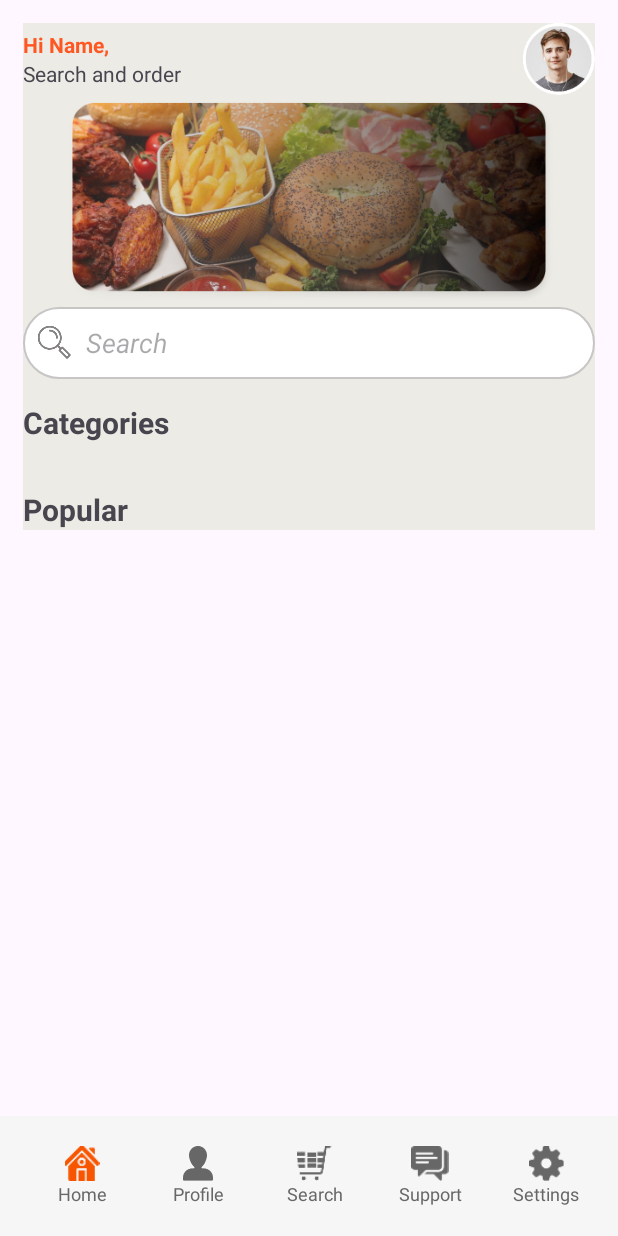
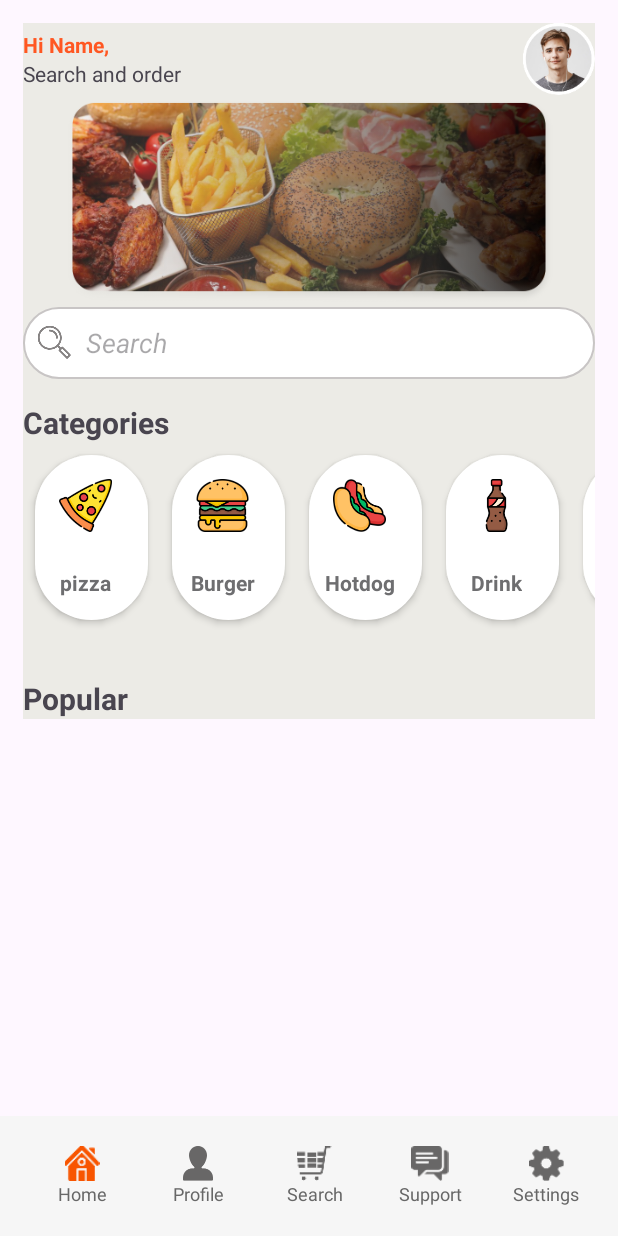
Before and after one commit to hongquan03/GS17_Project-Android, an Android app: the MainActivity screen opened directly, with no data from a screen before it, on a phone screen of 412 x 824 dp. Run offline under Robolectric (Android 15) with nearby library versions, the light colour scheme and no system bars.

Commit message:
giao dien categories

```diff
--- a/app/build.gradle.kts
+++ b/app/build.gradle.kts
@@ -29,7 +29,6 @@ android {
 }
 
 dependencies {
-
     implementation(libs.appcompat)
     implementation(libs.material)
     implementation(libs.activity)
@@ -37,4 +36,9 @@ dependencies {
     testImplementation(libs.junit)
     androidTestImplementation(libs.ext.junit)
     androidTestImplementation(libs.espresso.core)
+
+    implementation("com.google.android.material:material:1.4.0-beta01")
+    implementation("com.github.bumptech.glide:glide:4.8.0")
+    implementation("com.google.code.gson:gson:2.8.7")
+
 }
--- a/app/src/main/java/com/example/gs17/Activity/MainActivity.java
+++ b/app/src/main/java/com/example/gs17/Activity/MainActivity.java
@@ -10,6 +10,7 @@ import androidx.core.view.WindowInsetsCompat;
 import androidx.recyclerview.widget.LinearLayoutManager;
 import androidx.recyclerview.widget.RecyclerView;
 
+import com.example.gs17.Adapter.CategoryAdapter;
 import com.example.gs17.Domain.CategoryDomain;
 import com.example.gs17.R;
 
@@ -30,8 +31,15 @@ private RecyclerView recyclerViewCategotyList, recyclerViewPopularList;
         });
 
     recyclerViewCategoty();
+    recyclerViewPopular();
 
 
+    }
+
+    private void recyclerViewPopular() {
+        LinearLayoutManager linearLayoutManager = new LinearLayoutManager(this, LinearLayoutManager.HORIZONTAL, false);
+        recyclerViewPopularList = findViewById(R.id.view2);
+        recyclerViewPopularList.setLayoutManager(linearLayoutManager);
     }
 
     private void recyclerViewCategoty() {
@@ -41,5 +49,12 @@ private RecyclerView recyclerViewCategotyList, recyclerViewPopularList;
 
         ArrayList<CategoryDomain> categoryList = new ArrayList<>();
         categoryList.add(new CategoryDomain("pizza", "cat_1"));
+        categoryList.add(new CategoryDomain("Burger", "cat_2"));
+        categoryList.add(new CategoryDomain("Hotdog", "cat_3"));
+        categoryList.add(new CategoryDomain("Drink", "cat_4"));
+        categoryList.add(new CategoryDomain("Donut", "cat_5"));
+
+        adapter = new CategoryAdapter(categoryList);
+        recyclerViewCategotyList.setAdapter(adapter);
     }
 }
--- /dev/null
+++ b/app/src/main/java/com/example/gs17/Adapter/CategoryAdapter.java
@@ -0,0 +1,76 @@
+package com.example.gs17.Adapter;
+
+import android.view.LayoutInflater;
+import android.view.View;
+import android.view.ViewGroup;
+import android.widget.ImageView;
+import android.widget.TextView;
+
+import androidx.annotation.NonNull;
+import androidx.constraintlayout.widget.ConstraintLayout;
+import androidx.recyclerview.widget.RecyclerView;
+
+import com.bumptech.glide.Glide;
+import com.example.gs17.Domain.CategoryDomain;
+import com.example.gs17.R;
+
+import java.util.ArrayList;
+
+public class CategoryAdapter extends RecyclerView.Adapter<CategoryAdapter.ViewHolder> {
+    ArrayList<CategoryDomain> categoryDomains;
+
+    public CategoryAdapter(ArrayList<CategoryDomain> categoryDomains) {
+        this.categoryDomains = categoryDomains;
+    }
+
+    @NonNull
+    @Override
+    public ViewHolder onCreateViewHolder(@NonNull ViewGroup parent, int viewType) {
+        View inflate = LayoutInflater.from(parent.getContext()).inflate(R.layout.viewholder_category, parent, false);
+        return new ViewHolder(inflate);
+    }
+
+    @Override
+    public void onBindViewHolder(@NonNull ViewHolder holder, int position) {
+    holder.categoryName.setText(categoryDomains.get(position).getTitle());
+    String picUrl = "";
+    switch (position){
+        case 0:{
+            picUrl="cat_1";
+            break;
+        }
+        case 1:{
+            picUrl="cat_2";
+            break;
+        }
+        case 2:{
+            picUrl="cat_3";
+            break;
+        }
+        case 3:{
+            picUrl="cat_4";
+            break;
+        }
+        case 4:{
+            picUrl="cat_5";
+            break;
+        }
+    }
+    int drawableReourceId = holder.itemView.getContext().getResources().getIdentifier(picUrl, "drawable", holder.itemView.getContext().getPackageName());
+    Glide.with(holder.itemView.getContext()).load(drawableReourceId).into(holder.categoryPic);
+    }
+
+    @Override
+    public int getItemCount() {return categoryDomains.size();}
+    public class ViewHolder extends RecyclerView.ViewHolder {
+        TextView categoryName;
+        ImageView categoryPic;
+        ConstraintLayout mainLayout;
+        public ViewHolder(@NonNull View itemView) {
+            super((itemView));
+            categoryName=itemView.findViewById(R.id.categoryName);
+            categoryPic=itemView.findViewById(R.id.categoryPic);
+            mainLayout=itemView.findViewById(R.id.mainLayout);
+        }
+    }
+}
--- /dev/null
+++ b/app/src/main/res/drawable/background_category.xml
@@ -0,0 +1,9 @@
+<?xml version="1.0" encoding="utf-8"?>
+<selector xmlns:android="http://schemas.android.com/apk/res/android">
+    <item>
+        <shape android:shape="rectangle">
+            <corners android:radius="50dp"/>
+            <solid android:color="#ffffff"></solid>
+        </shape>
+    </item>
+</selector>
--- a/app/src/main/res/layout/activity_main.xml
+++ b/app/src/main/res/layout/activity_main.xml
@@ -99,6 +99,7 @@
                 android:textSize="20dp"/>
 
             <androidx.recyclerview.widget.RecyclerView
+                android:id="@+id/view2"
                 android:layout_width="match_parent"
                 android:layout_height="wrap_content"/>
         </LinearLayout>
--- /dev/null
+++ b/app/src/main/res/layout/viewholder_category.xml
@@ -0,0 +1,36 @@
+<?xml version="1.0" encoding="utf-8"?>
+<androidx.constraintlayout.widget.ConstraintLayout xmlns:android="http://schemas.android.com/apk/res/android"
+    xmlns:app="http://schemas.android.com/apk/res-auto"
+    xmlns:tools="http://schemas.android.com/tools"
+    android:id="@+id/mainLayout"
+    android:layout_width="75dp"
+    android:layout_height="110dp"
+    android:layout_margin="8dp"
+    android:background="@drawable/background_category"
+    android:elevation="3dp">
+
+    <ImageView
+        android:id="@+id/categoryPic"
+        android:layout_width="35dp"
+        android:layout_height="35dp"
+        app:layout_constraintBottom_toBottomOf="parent"
+        app:layout_constraintEnd_toEndOf="parent"
+        app:layout_constraintHorizontal_bias="0.4"
+        app:layout_constraintStart_toStartOf="parent"
+        app:layout_constraintTop_toTopOf="parent"
+        app:layout_constraintVertical_bias="0.213"
+        app:srcCompat="@drawable/cat_1" />
+
+    <TextView
+        android:id="@+id/categoryName"
+        android:layout_width="wrap_content"
+        android:layout_height="wrap_content"
+        android:layout_marginTop="24dp"
+        android:text="TextView"
+        android:textColor="#6e6e70"
+        android:textStyle="bold"
+        app:layout_constraintEnd_toEndOf="@+id/categoryPic"
+        app:layout_constraintStart_toStartOf="@+id/categoryPic"
+        app:layout_constraintTop_toBottomOf="@+id/categoryPic"
+        app:layout_goneMarginTop="8dp" />
+</androidx.constraintlayout.widget.ConstraintLayout>
--- a/gradle.properties
+++ b/gradle.properties
@@ -19,3 +19,4 @@ android.useAndroidX=true
 # resources declared in the library itself and none from the library's dependencies,
 # thereby reducing the size of the R class for that library
 android.nonTransitiveRClass=true
+android.enableJetifier=true
--- a/gradle/libs.versions.toml
+++ b/gradle/libs.versions.toml
@@ -1,5 +1,5 @@
 [versions]
-agp = "8.3.1"
+agp = "8.4.0"
 junit = "4.13.2"
 junitVersion = "1.1.5"
 espressoCore = "3.5.1"
```
Also changed, not shown: gradle/wrapper/gradle-wrapper.properties.
